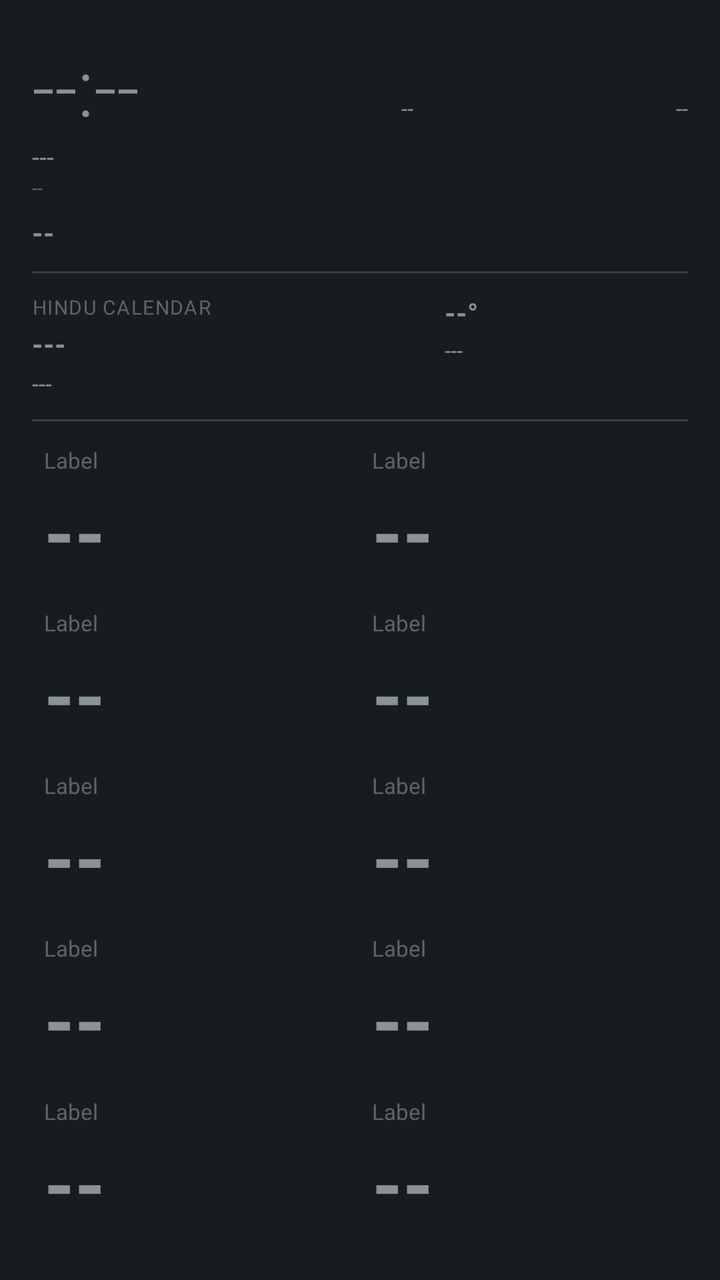
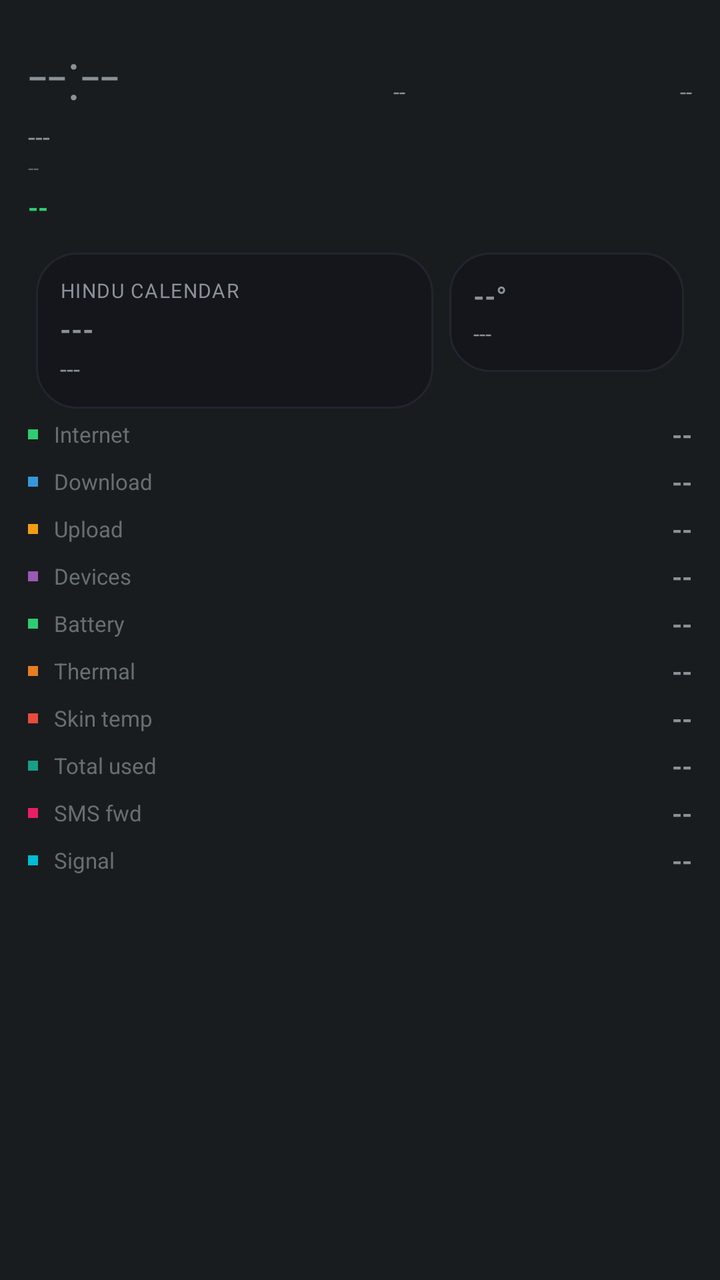

Before-and-after screenshots of an Android layout around one commit, followed by the original layout XML and the change that was made.
<!-- AndroidManifest.xml: application theme android:Theme.DeviceDefault.NoActionBar -->
<!-- res/layout/aod_layout_oneui_compact.xml -->
<?xml version="1.0" encoding="utf-8"?>
<LinearLayout xmlns:android="http://schemas.android.com/apk/res/android"
    android:id="@+id/bg_root"
    android:layout_width="match_parent"
    android:layout_height="match_parent"
    android:orientation="vertical"
    android:padding="16dp">

    <LinearLayout
        android:layout_width="match_parent"
        android:layout_height="wrap_content"
        android:orientation="horizontal">

        <TextView
            android:id="@+id/clock"
            android:layout_width="wrap_content"
            android:layout_height="wrap_content"
            android:textSize="40sp"
            android:fontFamily="sans-serif-light"
            android:text="--:--" />

        <TextView
            android:id="@+id/net_type_badge"
            android:layout_width="0dp"
            android:layout_height="wrap_content"
            android:layout_weight="1"
            android:layout_gravity="top"
            android:gravity="end"
            android:textSize="11sp"
            android:text="--" />

        <TextView
            android:id="@+id/akd_badge"
            android:layout_width="0dp"
            android:layout_height="wrap_content"
            android:layout_weight="1"
            android:layout_gravity="top"
            android:gravity="end"
            android:textSize="11sp"
            android:text="--" />
    </LinearLayout>

    <TextView
        android:id="@+id/date"
        android:layout_width="wrap_content"
        android:layout_height="wrap_content"
        android:textSize="13sp"
        android:text="---" />

    <TextView
        android:id="@+id/perf_badge"
        android:layout_width="wrap_content"
        android:layout_height="wrap_content"
        android:textSize="10sp"
        android:alpha="0.6"
        android:text="--" />

    <TextView
        android:id="@+id/health_badge"
        android:layout_width="wrap_content"
        android:layout_height="wrap_content"
        android:layout_marginTop="6dp"
        android:textAllCaps="true"
        android:textStyle="bold"
        android:textSize="14sp"
        android:text="--" />

    <TextView
        android:id="@+id/muhurat_badge"
        android:layout_width="wrap_content"
        android:layout_height="wrap_content"
        android:textSize="11sp"
        android:textStyle="bold"
        android:visibility="gone"
        android:text="--" />

    <View
        android:layout_width="match_parent"
        android:layout_height="1dp"
        android:layout_marginTop="10dp"
        android:layout_marginBottom="10dp"
        android:alpha="0.15"
        android:background="#ffffff" />

    <LinearLayout
        android:layout_width="match_parent"
        android:layout_height="wrap_content"
        android:orientation="horizontal">

        <LinearLayout
            android:id="@+id/panchang_card"
            android:layout_width="0dp"
            android:layout_height="wrap_content"
            android:layout_weight="1.7"
            android:orientation="vertical">

            <TextView
                android:id="@+id/panchang_header"
                android:layout_width="wrap_content"
                android:layout_height="wrap_content"
                android:textSize="10sp"
                android:textAllCaps="true"
                android:letterSpacing="0.05"
                android:alpha="0.6"
                android:text="Hindu calendar" />

            <TextView
                android:id="@+id/panchang_tithi"
                android:layout_width="match_parent"
                android:layout_height="wrap_content"
                android:layout_marginTop="2dp"
                android:textStyle="bold"
                android:maxLines="1"
                android:autoSizeTextType="uniform"
                android:autoSizeMinTextSize="13sp"
                android:autoSizeMaxTextSize="18sp"
                android:text="---" />

            <TextView
                android:id="@+id/panchang_nakshatra"
                android:layout_width="match_parent"
                android:layout_height="wrap_content"
                android:layout_marginTop="2dp"
                android:textSize="12sp"
                android:maxLines="1"
                android:ellipsize="end"
                android:text="---" />
        </LinearLayout>

        <LinearLayout
            android:id="@+id/weather_card"
            android:layout_width="0dp"
            android:layout_height="wrap_content"
            android:layout_weight="1"
            android:orientation="vertical">

            <TextView
                android:id="@+id/weather_temp"
                android:layout_width="match_parent"
                android:layout_height="wrap_content"
                android:textStyle="bold"
                android:maxLines="1"
                android:autoSizeTextType="uniform"
                android:autoSizeMinTextSize="14sp"
                android:autoSizeMaxTextSize="22sp"
                android:text="--°" />

            <TextView
                android:id="@+id/weather_condition"
                android:layout_width="match_parent"
                android:layout_height="wrap_content"
                android:layout_marginTop="2dp"
                android:textSize="11sp"
                android:maxLines="2"
                android:text="---" />
        </LinearLayout>
    </LinearLayout>

    <View
        android:layout_width="match_parent"
        android:layout_height="1dp"
        android:layout_marginTop="10dp"
        android:layout_marginBottom="6dp"
        android:alpha="0.15"
        android:background="#ffffff" />

    <LinearLayout
        android:layout_width="match_parent"
        android:layout_height="0dp"
        android:layout_weight="1"
        android:orientation="horizontal">
        <include layout="@layout/aod_card_minimal" android:id="@+id/row0" />
        <include layout="@layout/aod_card_minimal" android:id="@+id/row1" />
    </LinearLayout>

    <LinearLayout
        android:layout_width="match_parent"
        android:layout_height="0dp"
        android:layout_weight="1"
        android:orientation="horizontal">
        <include layout="@layout/aod_card_minimal" android:id="@+id/row2" />
        <include layout="@layout/aod_card_minimal" android:id="@+id/row4" />
    </LinearLayout>

    <LinearLayout
        android:layout_width="match_parent"
        android:layout_height="0dp"
        android:layout_weight="1"
        android:orientation="horizontal">
        <include layout="@layout/aod_card_minimal" android:id="@+id/row5" />
        <include layout="@layout/aod_card_minimal" android:id="@+id/row6" />
    </LinearLayout>

    <LinearLayout
        android:layout_width="match_parent"
        android:layout_height="0dp"
        android:layout_weight="1"
        android:orientation="horizontal">
        <include layout="@layout/aod_card_minimal" android:id="@+id/row3" />
        <include layout="@layout/aod_card_minimal" android:id="@+id/row7" />
    </LinearLayout>

    <LinearLayout
        android:layout_width="match_parent"
        android:layout_height="0dp"
        android:layout_weight="1"
        android:orientation="horizontal">
        <include layout="@layout/aod_card_minimal" android:id="@+id/row8" />
        <include layout="@layout/aod_card_minimal" android:id="@+id/row9" />
    </LinearLayout>

</LinearLayout>
<!-- res/layout/aod_card_minimal.xml (included above) -->
<?xml version="1.0" encoding="utf-8"?>
<LinearLayout xmlns:android="http://schemas.android.com/apk/res/android"
    android:layout_width="0dp"
    android:layout_height="match_parent"
    android:layout_weight="1"
    android:layout_margin="6dp"
    android:orientation="vertical"
    android:gravity="center_vertical">

    <TextView
        android:id="@+id/stat_label"
        android:layout_width="wrap_content"
        android:layout_height="wrap_content"
        android:textSize="11sp"
        android:alpha="0.6"
        android:text="Label" />

    <TextView
        android:id="@+id/stat_value"
        android:layout_width="match_parent"
        android:layout_height="0dp"
        android:layout_weight="1"
        android:layout_marginTop="2dp"
        android:gravity="center_vertical"
        android:textStyle="bold"
        android:maxLines="1"
        android:autoSizeTextType="uniform"
        android:autoSizeMinTextSize="13sp"
        android:autoSizeMaxTextSize="60sp"
        android:autoSizeStepGranularity="1sp"
        android:text="--" />

</LinearLayout>
<!-- resources referenced by this layout -->
<resources>

</resources>

<!-- the commit's change to res/layout/aod_layout_oneui_compact.xml (unified diff, before → after) -->
@@ -4,243 +4,87 @@
     android:layout_width="match_parent"
     android:layout_height="match_parent"
     android:orientation="vertical"
-    android:padding="16dp">
+    android:padding="14dp">
 
     <LinearLayout
         android:layout_width="match_parent"
         android:layout_height="wrap_content"
         android:orientation="horizontal">
+        <TextView android:id="@+id/clock" android:layout_width="wrap_content" android:layout_height="wrap_content"
+            android:textSize="34sp" android:fontFamily="sans-serif-light" android:text="--:--" />
+        <TextView android:id="@+id/net_type_badge" android:layout_width="0dp" android:layout_height="wrap_content" android:layout_weight="1"
+            android:layout_gravity="top" android:gravity="end" android:textSize="11sp" android:text="--" />
+        <TextView android:id="@+id/akd_badge" android:layout_width="0dp" android:layout_height="wrap_content" android:layout_weight="1"
+            android:layout_gravity="top" android:gravity="end" android:textSize="11sp" android:text="--" />
+    </LinearLayout>
+    <TextView android:id="@+id/date" android:layout_width="wrap_content" android:layout_height="wrap_content" android:textSize="13sp" android:text="---" />
+    <TextView android:id="@+id/perf_badge" android:layout_width="wrap_content" android:layout_height="wrap_content" android:textSize="10sp" android:alpha="0.6" android:text="--" />
+    <TextView android:id="@+id/health_badge" android:layout_width="wrap_content" android:layout_height="wrap_content" android:layout_marginTop="4dp"
+        android:textAllCaps="true" android:textStyle="bold" android:textSize="13sp" android:textColor="#2ecc71" android:text="--" />
+    <TextView android:id="@+id/muhurat_badge" android:layout_width="wrap_content" android:layout_height="wrap_content" android:textSize="11sp" android:textStyle="bold" android:visibility="gone" android:text="--" />
 
-        <TextView
-            android:id="@+id/clock"
-            android:layout_width="wrap_content"
-            android:layout_height="wrap_content"
-            android:textSize="40sp"
-            android:fontFamily="sans-serif-light"
-            android:text="--:--" />
-
-        <TextView
-            android:id="@+id/net_type_badge"
-            android:layout_width="0dp"
-            android:layout_height="wrap_content"
-            android:layout_weight="1"
-            android:layout_gravity="top"
-            android:gravity="end"
-            android:textSize="11sp"
-            android:text="--" />
-
-        <TextView
-            android:id="@+id/akd_badge"
-            android:layout_width="0dp"
-            android:layout_height="wrap_content"
-            android:layout_weight="1"
-            android:layout_gravity="top"
-            android:gravity="end"
-            android:textSize="11sp"
-            android:text="--" />
-    </LinearLayout>
-
-    <TextView
-        android:id="@+id/date"
-        android:layout_width="wrap_content"
-        android:layout_height="wrap_content"
-        android:textSize="13sp"
-        android:text="---" />
-
-    <TextView
-        android:id="@+id/perf_badge"
-        android:layout_width="wrap_content"
-        android:layout_height="wrap_content"
-        android:textSize="10sp"
-        android:alpha="0.6"
-        android:text="--" />
-
-    <TextView
-        android:id="@+id/health_badge"
-        android:layout_width="wrap_content"
-        android:layout_height="wrap_content"
-        android:layout_marginTop="6dp"
-        android:textAllCaps="true"
-        android:textStyle="bold"
-        android:textSize="14sp"
-        android:text="--" />
-
-    <TextView
-        android:id="@+id/muhurat_badge"
-        android:layout_width="wrap_content"
-        android:layout_height="wrap_content"
-        android:textSize="11sp"
-        android:textStyle="bold"
-        android:visibility="gone"
-        android:text="--" />
-
-    <View
-        android:layout_width="match_parent"
-        android:layout_height="1dp"
-        android:layout_marginTop="10dp"
-        android:layout_marginBottom="10dp"
-        android:alpha="0.15"
-        android:background="#ffffff" />
-
-    <LinearLayout
-        android:layout_width="match_parent"
-        android:layout_height="wrap_content"
-        android:orientation="horizontal">
-
-        <LinearLayout
-            android:id="@+id/panchang_card"
-            android:layout_width="0dp"
-            android:layout_height="wrap_content"
-            android:layout_weight="1.7"
-            android:orientation="vertical">
-
-            <TextView
-                android:id="@+id/panchang_header"
-                android:layout_width="wrap_content"
-                android:layout_height="wrap_content"
-                android:textSize="10sp"
-                android:textAllCaps="true"
-                android:letterSpacing="0.05"
-                android:alpha="0.6"
-                android:text="Hindu calendar" />
-
-            <TextView
-                android:id="@+id/panchang_tithi"
-                android:layout_width="match_parent"
-                android:layout_height="wrap_content"
-                android:layout_marginTop="2dp"
-                android:textStyle="bold"
-                android:maxLines="1"
-                android:autoSizeTextType="uniform"
-                android:autoSizeMinTextSize="13sp"
-                android:autoSizeMaxTextSize="18sp"
-                android:text="---" />
-
-            <TextView
-                android:id="@+id/panchang_nakshatra"
-                android:layout_width="match_parent"
-                android:layout_height="wrap_content"
-                android:layout_marginTop="2dp"
-                android:textSize="12sp"
-                android:maxLines="1"
-                android:ellipsize="end"
-                android:text="---" />
+    <LinearLayout android:layout_width="match_parent" android:layout_height="wrap_content" android:orientation="horizontal" android:layout_marginTop="10dp">
+        <LinearLayout android:id="@+id/panchang_card" android:layout_width="0dp" android:layout_height="wrap_content" android:layout_weight="1.7" android:layout_margin="4dp"
+            android:background="@drawable/bg_card" android:orientation="vertical" android:gravity="center_vertical" android:padding="12dp">
+            <TextView android:id="@+id/panchang_header" android:layout_width="wrap_content" android:layout_height="wrap_content" android:textSize="10sp" android:textAllCaps="true" android:letterSpacing="0.05" android:text="Hindu calendar" />
+            <TextView android:id="@+id/panchang_tithi" android:layout_width="match_parent" android:layout_height="wrap_content" android:layout_marginTop="3dp" android:textStyle="bold" android:maxLines="1" android:autoSizeTextType="uniform" android:autoSizeMinTextSize="13sp" android:autoSizeMaxTextSize="18sp" android:text="---" />
+            <TextView android:id="@+id/panchang_nakshatra" android:layout_width="match_parent" android:layout_height="wrap_content" android:layout_marginTop="2dp" android:textSize="12sp" android:maxLines="1" android:ellipsize="end" android:text="---" />
         </LinearLayout>
-
-        <LinearLayout
-            android:id="@+id/weather_card"
-            android:layout_width="0dp"
-            android:layout_height="wrap_content"
-            android:layout_weight="1"
-            android:orientation="vertical">
-
-            <TextView
-                android:id="@+id/weather_temp"
-                android:layout_width="match_parent"
-                android:layout_height="wrap_content"
-                android:textStyle="bold"
-                android:maxLines="1"
-                android:autoSizeTextType="uniform"
-                android:autoSizeMinTextSize="14sp"
-                android:autoSizeMaxTextSize="22sp"
-                android:text="--°" />
-
-            <TextView
-                android:id="@+id/weather_condition"
-                android:layout_width="match_parent"
-                android:layout_height="wrap_content"
-                android:layout_marginTop="2dp"
-                android:textSize="11sp"
-                android:maxLines="2"
-                android:text="---" />
+        <LinearLayout android:id="@+id/weather_card" android:layout_width="0dp" android:layout_height="wrap_content" android:layout_weight="1" android:layout_margin="4dp"
+            android:background="@drawable/bg_card" android:orientation="vertical" android:gravity="center_vertical" android:padding="12dp">
+            <TextView android:id="@+id/weather_temp" android:layout_width="match_parent" android:layout_height="wrap_content" android:textStyle="bold" android:maxLines="1" android:autoSizeTextType="uniform" android:autoSizeMinTextSize="14sp" android:autoSizeMaxTextSize="20sp" android:text="--°" />
+            <TextView android:id="@+id/weather_condition" android:layout_width="match_parent" android:layout_height="wrap_content" android:layout_marginTop="2dp" android:textSize="11sp" android:maxLines="2" android:text="---" />
         </LinearLayout>
     </LinearLayout>
-
-    <View
-        android:layout_width="match_parent"
-        android:layout_height="1dp"
-        android:layout_marginTop="10dp"
-        android:layout_marginBottom="6dp"
-        android:alpha="0.15"
-        android:background="#ffffff" />
-
-    <LinearLayout
-        android:layout_width="match_parent"
-        android:layout_height="0dp"
-        android:layout_weight="1"
-        android:orientation="horizontal">
-        <include layout="@layout/aod_card_minimal" android:id="@+id/row0" />
-        <include layout="@layout/aod_card_minimal" android:id="@+id/row1" />
+    <LinearLayout android:id="@+id/row8" android:layout_width="match_parent" android:layout_height="wrap_content" android:orientation="horizontal" android:gravity="center_vertical" android:layout_marginBottom="6dp">
+        <View android:layout_width="5dp" android:layout_height="5dp" android:layout_marginEnd="8dp" android:background="#2ecc71" />
+        <TextView android:id="@+id/stat_label" android:layout_width="0dp" android:layout_weight="1" android:layout_height="wrap_content" android:textSize="11sp" android:alpha="0.7" android:text="Internet" />
+        <TextView android:id="@+id/stat_value" android:layout_width="wrap_content" android:layout_height="wrap_content" android:textStyle="bold" android:textSize="13sp" android:text="--" />
     </LinearLayout>
-
-    <LinearLayout
-        android:layout_width="match_parent"
-        android:layout_height="0dp"
-        android:layout_weight="1"
-        android:orientation="horizontal">
-        <include layout="@layout/aod_card_minimal" android:id="@+id/row2" />
-        <include layout="@layout/aod_card_minimal" android:id="@+id/row4" />
+    <LinearLayout android:id="@+id/row0" android:layout_width="match_parent" android:layout_height="wrap_content" android:orientation="horizontal" android:gravity="center_vertical" android:layout_marginBottom="6dp">
+        <View android:layout_width="5dp" android:layout_height="5dp" android:layout_marginEnd="8dp" android:background="#3498db" />
+        <TextView android:id="@+id/stat_label" android:layout_width="0dp" android:layout_weight="1" android:layout_height="wrap_content" android:textSize="11sp" android:alpha="0.7" android:text="Download" />
+        <TextView android:id="@+id/stat_value" android:layout_width="wrap_content" android:layout_height="wrap_content" android:textStyle="bold" android:textSize="13sp" android:text="--" />
     </LinearLayout>
-
-    <LinearLayout
-        android:layout_width="match_parent"
-        android:layout_height="0dp"
-        android:layout_weight="1"
-        android:orientation="horizontal">
-        <include layout="@layout/aod_card_minimal" android:id="@+id/row5" />
-        <include layout="@layout/aod_card_minimal" android:id="@+id/row6" />
+    <LinearLayout android:id="@+id/row1" android:layout_width="match_parent" android:layout_height="wrap_content" android:orientation="horizontal" android:gravity="center_vertical" android:layout_marginBottom="6dp">
+        <View android:layout_width="5dp" android:layout_height="5dp" android:layout_marginEnd="8dp" android:background="#f39c12" />
+        <TextView android:id="@+id/stat_label" android:layout_width="0dp" android:layout_weight="1" android:layout_height="wrap_content" android:textSize="11sp" android:alpha="0.7" android:text="Upload" />
+        <TextView android:id="@+id/stat_value" android:layout_width="wrap_content" android:layout_height="wrap_content" android:textStyle="bold" android:textSize="13sp" android:text="--" />
     </LinearLayout>
-
-    <LinearLayout
-        android:layout_width="match_parent"
-        android:layout_height="0dp"
-        android:layout_weight="1"
-        android:orientation="horizontal">
-        <include layout="@layout/aod_card_minimal" android:id="@+id/row3" />
-        <include layout="@layout/aod_card_minimal" android:id="@+id/row7" />
+    <LinearLayout android:id="@+id/row2" android:layout_width="match_parent" android:layout_height="wrap_content" android:orientation="horizontal" android:gravity="center_vertical" android:layout_marginBottom="6dp">
+        <View android:layout_width="5dp" android:layout_height="5dp" android:layout_marginEnd="8dp" android:background="#9b59b6" />
+        <TextView android:id="@+id/stat_label" android:layout_width="0dp" android:layout_weight="1" android:layout_height="wrap_content" android:textSize="11sp" android:alpha="0.7" android:text="Devices" />
+        <TextView android:id="@+id/stat_value" android:layout_width="wrap_content" android:layout_height="wrap_content" android:textStyle="bold" android:textSize="13sp" android:text="--" />
     </LinearLayout>
-
-    <LinearLayout
-        android:layout_width="match_parent"
-        android:layout_height="0dp"
-        android:layout_weight="1"
-        android:orientation="horizontal">
-        <include layout="@layout/aod_card_minimal" android:id="@+id/row8" />
-        <include layout="@layout/aod_card_minimal" android:id="@+id/row9" />
+    <LinearLayout android:id="@+id/row4" android:layout_width="match_parent" android:layout_height="wrap_content" android:orientation="horizontal" android:gravity="center_vertical" android:layout_marginBottom="6dp">
+        <View android:layout_width="5dp" android:layout_height="5dp" android:layout_marginEnd="8dp" android:background="#2ecc71" />
+        <TextView android:id="@+id/stat_label" android:layout_width="0dp" android:layout_weight="1" android:layout_height="wrap_content" android:textSize="11sp" android:alpha="0.7" android:text="Battery" />
+        <TextView android:id="@+id/stat_value" android:layout_width="wrap_content" android:layout_height="wrap_content" android:textStyle="bold" android:textSize="13sp" android:text="--" />
+    </LinearLayout>
+    <LinearLayout android:id="@+id/row5" android:layout_width="match_parent" android:layout_height="wrap_content" android:orientation="horizontal" android:gravity="center_vertical" android:layout_marginBottom="6dp">
+        <View android:layout_width="5dp" android:layout_height="5dp" android:layout_marginEnd="8dp" android:background="#e67e22" />
+        <TextView android:id="@+id/stat_label" android:layout_width="0dp" android:layout_weight="1" android:layout_height="wrap_content" android:textSize="11sp" android:alpha="0.7" android:text="Thermal" />
+        <TextView android:id="@+id/stat_value" android:layout_width="wrap_content" android:layout_height="wrap_content" android:textStyle="bold" android:textSize="13sp" android:text="--" />
+    </LinearLayout>
+    <LinearLayout android:id="@+id/row6" android:layout_width="match_parent" android:layout_height="wrap_content" android:orientation="horizontal" android:gravity="center_vertical" android:layout_marginBottom="6dp">
+        <View android:layout_width="5dp" android:layout_height="5dp" android:layout_marginEnd="8dp" android:background="#e74c3c" />
+        <TextView android:id="@+id/stat_label" android:layout_width="0dp" android:layout_weight="1" android:layout_height="wrap_content" android:textSize="11sp" android:alpha="0.7" android:text="Skin temp" />
+        <TextView android:id="@+id/stat_value" android:layout_width="wrap_content" android:layout_height="wrap_content" android:textStyle="bold" android:textSize="13sp" android:text="--" />
+    </LinearLayout>
+    <LinearLayout android:id="@+id/row3" android:layout_width="match_parent" android:layout_height="wrap_content" android:orientation="horizontal" android:gravity="center_vertical" android:layout_marginBottom="6dp">
+        <View android:layout_width="5dp" android:layout_height="5dp" android:layout_marginEnd="8dp" android:background="#16a085" />
+        <TextView android:id="@+id/stat_label" android:layout_width="0dp" android:layout_weight="1" android:layout_height="wrap_content" android:textSize="11sp" android:alpha="0.7" android:text="Total used" />
+        <TextView android:id="@+id/stat_value" android:layout_width="wrap_content" android:layout_height="wrap_content" android:textStyle="bold" android:textSize="13sp" android:text="--" />
+    </LinearLayout>
+    <LinearLayout android:id="@+id/row7" android:layout_width="match_parent" android:layout_height="wrap_content" android:orientation="horizontal" android:gravity="center_vertical" android:layout_marginBottom="6dp">
+        <View android:layout_width="5dp" android:layout_height="5dp" android:layout_marginEnd="8dp" android:background="#e91e63" />
+        <TextView android:id="@+id/stat_label" android:layout_width="0dp" android:layout_weight="1" android:layout_height="wrap_content" android:textSize="11sp" android:alpha="0.7" android:text="SMS fwd" />
+        <TextView android:id="@+id/stat_value" android:layout_width="wrap_content" android:layout_height="wrap_content" android:textStyle="bold" android:textSize="13sp" android:text="--" />
+    </LinearLayout>
+    <LinearLayout android:id="@+id/row9" android:layout_width="match_parent" android:layout_height="wrap_content" android:orientation="horizontal" android:gravity="center_vertical">
+        <View android:layout_width="5dp" android:layout_height="5dp" android:layout_marginEnd="8dp" android:background="#00bcd4" />
+        <TextView android:id="@+id/stat_label" android:layout_width="0dp" android:layout_weight="1" android:layout_height="wrap_content" android:textSize="11sp" android:alpha="0.7" android:text="Signal" />
+        <TextView android:id="@+id/stat_value" android:layout_width="wrap_content" android:layout_height="wrap_content" android:textStyle="bold" android:textSize="13sp" android:text="--" />
     </LinearLayout>
 
 </LinearLayout>
-<!-- res/layout/aod_card_minimal.xml (included above) -->
-<?xml version="1.0" encoding="utf-8"?>
-<LinearLayout xmlns:android="http://schemas.android.com/apk/res/android"
-    android:layout_width="0dp"
-    android:layout_height="match_parent"
-    android:layout_weight="1"
-    android:layout_margin="6dp"
-    android:orientation="vertical"
-    android:gravity="center_vertical">
-
-    <TextView
-        android:id="@+id/stat_label"
-        android:layout_width="wrap_content"
-        android:layout_height="wrap_content"
-        android:textSize="11sp"
-        android:alpha="0.6"
-        android:text="Label" />
-
-    <TextView
-        android:id="@+id/stat_value"
-        android:layout_width="match_parent"
-        android:layout_height="0dp"
-        android:layout_weight="1"
-        android:layout_marginTop="2dp"
-        android:gravity="center_vertical"
-        android:textStyle="bold"
-        android:maxLines="1"
-        android:autoSizeTextType="uniform"
-        android:autoSizeMinTextSize="13sp"
-        android:autoSizeMaxTextSize="60sp"
-        android:autoSizeStepGranularity="1sp"
-        android:text="--" />
-
-</LinearLayout>
<!-- resource entries referenced after the edit -->
@@ -1,5 +1,11 @@
 <!-- resources referenced by this layout -->
 <resources>
-
+  <!-- drawable bg_card (drawable) -->
+  <?xml version="1.0" encoding="utf-8"?>
+  <shape xmlns:android="http://schemas.android.com/apk/res/android">
+      <solid android:color="#14161C" />
+      <corners android:radius="20dp" />
+      <stroke android:width="1dp" android:color="#22252E" />
+  </shape>
 </resources>
 
